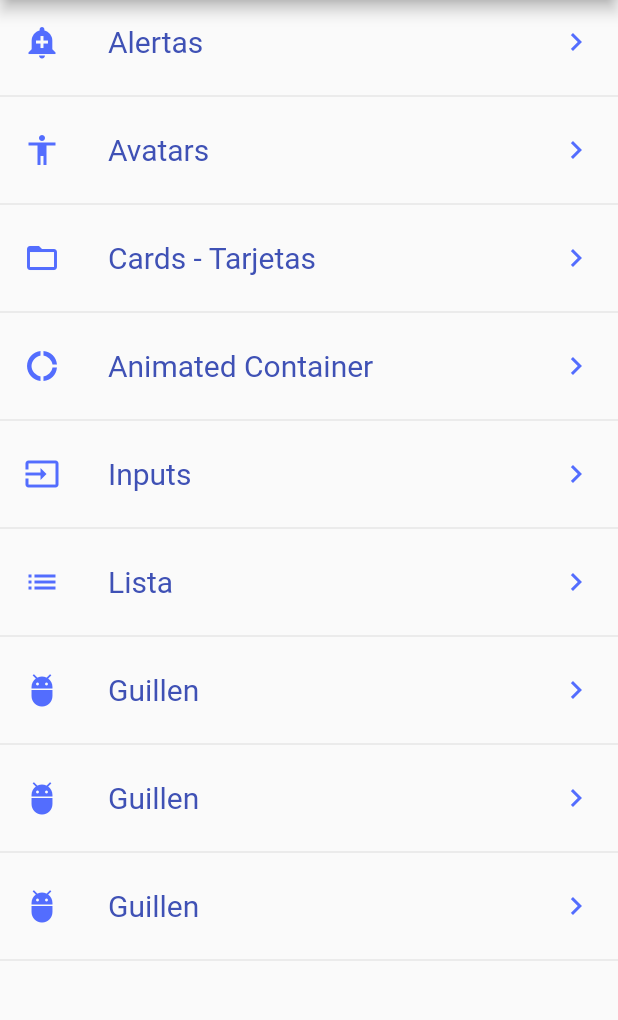
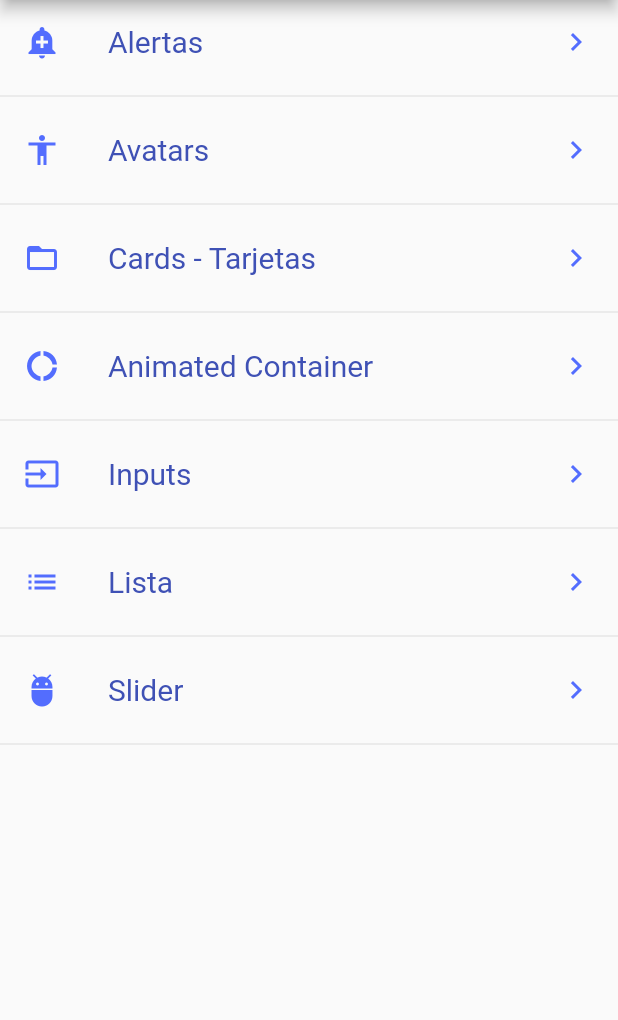
Before and after one commit to jpgotopo/Flutter, a Flutter app: the screen it shows after launch, on a phone screen of 412 x 824 dp, the part 84-1104 px from its top. Run offline on Flutter 3.47's test engine with Material 2 defaults, Android fonts, the phone set to English and light mode, and no system bars; Roboto replaces fonts that are missing (Dax-Regular).

Commit message:
Adiciones
ICONO
NOMBRE: Componentes

```diff
--- a/Flutter/componentes/data/menu_opts.json
+++ b/Flutter/componentes/data/menu_opts.json
@@ -32,19 +32,9 @@
             "texto": "Lista"
         },
         {
-            "ruta" : "Guillen",
+            "ruta" : "slider",
             "icon" : "adb",
-            "texto": "Guillen"
-        },
-        {
-            "ruta" : "Guillen",
-            "icon" : "adb",
-            "texto": "Guillen"
-        },
-        {
-            "ruta" : "Guillen",
-            "icon" : "adb",
-            "texto": "Guillen"
+            "texto": "Slider"
         }
     ]
 }
--- a/Flutter/componentes/lib/main.dart
+++ b/Flutter/componentes/lib/main.dart
@@ -1,5 +1,5 @@
-import 'package:componentes/src/pages/alert_page.dart';
-import 'package:componentes/src/routes/routes.dart';
+import 'package:Componentes/src/pages/alert_page.dart';
+import 'package:Componentes/src/routes/routes.dart';
 import 'package:flutter_localizations/flutter_localizations.dart';
 import 'package:flutter/material.dart';
 
--- a/Flutter/componentes/lib/src/pages/home_page.dart
+++ b/Flutter/componentes/lib/src/pages/home_page.dart
@@ -1,6 +1,6 @@
 
-import 'package:componentes/src/providers/menu_provider.dart';
-import 'package:componentes/src/utils/icono_string_util.dart';
+import 'package:Componentes/src/providers/menu_provider.dart';
+import 'package:Componentes/src/utils/icono_string_util.dart';
 import 'package:flutter/material.dart';
 
 class HomePage extends StatelessWidget {
```
Also changed, not shown: Flutter/componentes/lib/src/pages/slider_page.dart (+12 -1 lines), Flutter/componentes/lib/src/routes/routes.dart (+8 -8 lines), Flutter/componentes/pubspec.yaml (+9 -3 lines), Flutter/componentes/pubspec.lock, 20 other files.
